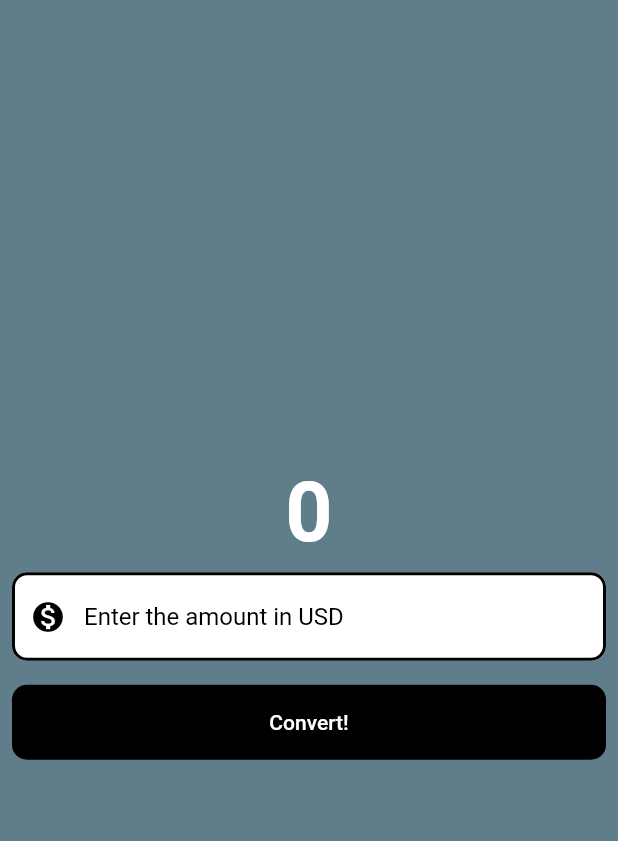
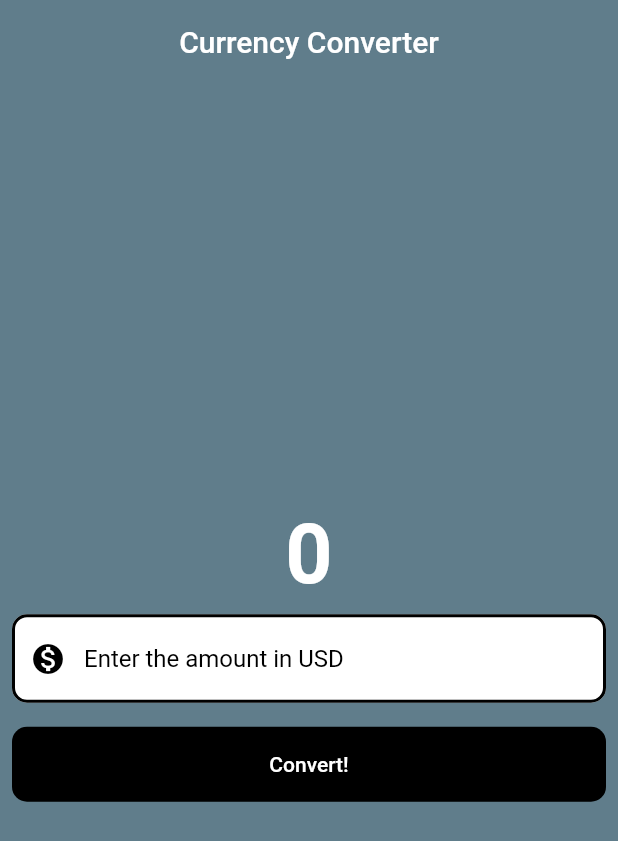
Before and after one commit to veejask-41/flutter-self-learning, a Flutter app: the screen it shows after launch, on a phone screen of 412 x 824 dp. Shown: the top 841 px of the screen. Run offline on Flutter 3.47's test engine with Material 2 defaults, Android fonts, the phone set to English and light mode, and no system bars.

Commit message:
created appbar for currency converter

```diff
--- a/currency_converter/lib/currency_converter_material_page.dart
+++ b/currency_converter/lib/currency_converter_material_page.dart
@@ -18,6 +18,12 @@ class CurrencyConverterMaterialPage extends StatelessWidget {
 
     return Scaffold(
       backgroundColor: Colors.blueGrey,
+      appBar: AppBar(
+        backgroundColor: Colors.blueGrey,
+        elevation: 0,
+        title: const Text('Currency Converter'),
+        centerTitle: true,
+      ),
       body: Center(
         child: Column(
             mainAxisAlignment: MainAxisAlignment.center,
```
